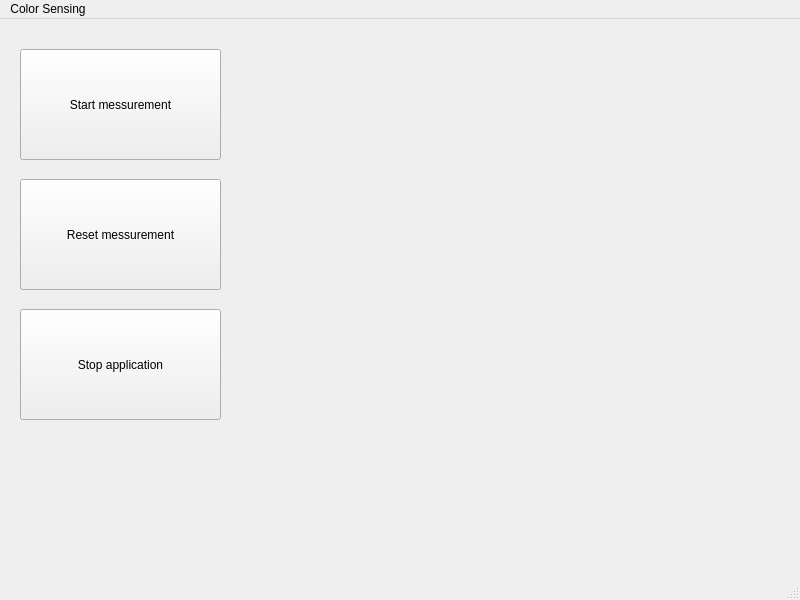
Before: the Qt Designer form mainwindow.ui in rafaelklossner/Projekt_Linux, drawn with Qt 5.
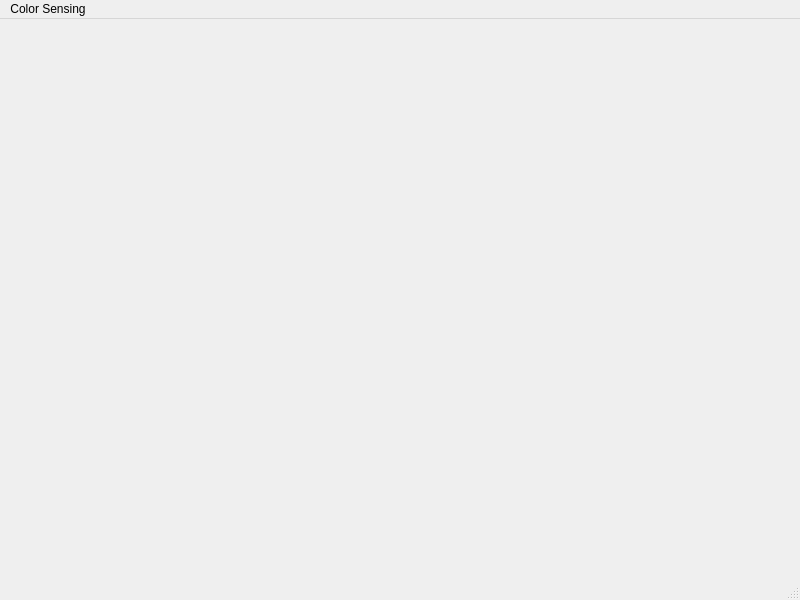
After: the same form once the commit is applied.

Commit message: running with working buttons (display i2c problem, end app not working

Diff of the .ui file:
```diff
--- a/mainwindow.ui
+++ b/mainwindow.ui
@@ -28,56 +28,7 @@
   <property name="tabShape">
    <enum>QTabWidget::Rounded</enum>
   </property>
-  <widget class="QWidget" name="centralWidget">
-   <widget class="QPushButton" name="pushButton">
-    <property name="geometry">
-     <rect>
-      <x>20</x>
-      <y>30</y>
-      <width>201</width>
-      <height>111</height>
-     </rect>
-    </property>
-    <property name="styleSheet">
-     <string notr="true"/>
-    </property>
-    <property name="text">
-     <string>Start messurement</string>
-    </property>
-   </widget>
-   <widget class="QPushButton" name="pushButton_2">
-    <property name="geometry">
-     <rect>
-      <x>20</x>
-      <y>290</y>
-      <width>201</width>
-      <height>111</height>
-     </rect>
-    </property>
-    <property name="styleSheet">
-     <string notr="true"/>
-    </property>
-    <property name="text">
-     <string>Stop application</string>
-    </property>
-   </widget>
-   <widget class="QPushButton" name="pushButton_3">
-    <property name="geometry">
-     <rect>
-      <x>20</x>
-      <y>160</y>
-      <width>201</width>
-      <height>111</height>
-     </rect>
-    </property>
-    <property name="styleSheet">
-     <string notr="true"/>
-    </property>
-    <property name="text">
-     <string>Reset messurement</string>
-    </property>
-   </widget>
-  </widget>
+  <widget class="QWidget" name="centralWidget"/>
   <widget class="QMenuBar" name="menuBar">
    <property name="geometry">
     <rect>
```
The commit also changes 7 other files.
